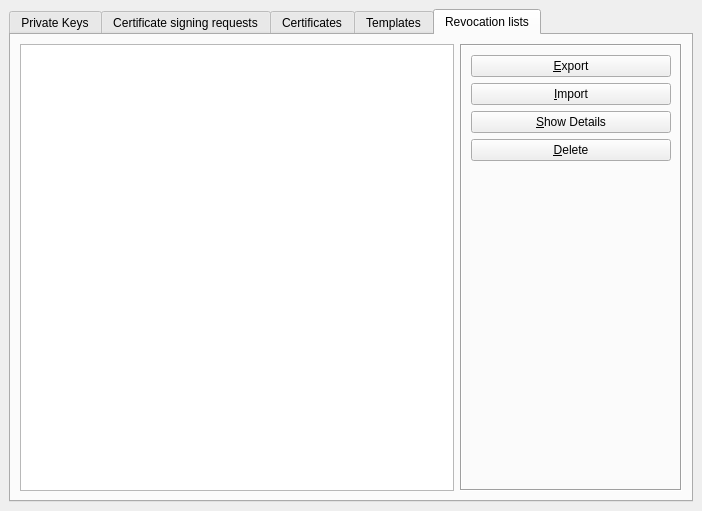
Old version of the form ui/MainWindow.ui in the repository chris2511/xca.
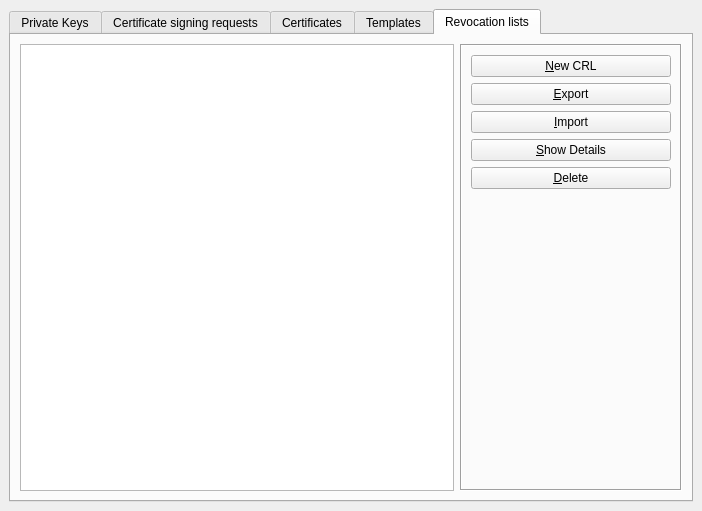
New version of the form. The open tabs and pages were chosen to show the change. Custom widgets are drawn as their Qt base class.

Commit message: New CRL button

What changed in the file:
```diff
--- a/ui/MainWindow.ui
+++ b/ui/MainWindow.ui
@@ -443,6 +443,13 @@
            <enum>QFrame::Sunken</enum>
           </property>
           <layout class="QVBoxLayout">
+           <item>
+            <widget class="QPushButton" name="BNnewCrl">
+             <property name="text">
+              <string>&amp;New CRL</string>
+             </property>
+            </widget>
+           </item>
            <item>
             <widget class="QPushButton" name="BNexportCrl">
              <property name="text">
```
Left out of the diff: 16 changed lines with no effect on the pictures. The commit also changes 1 other file.
